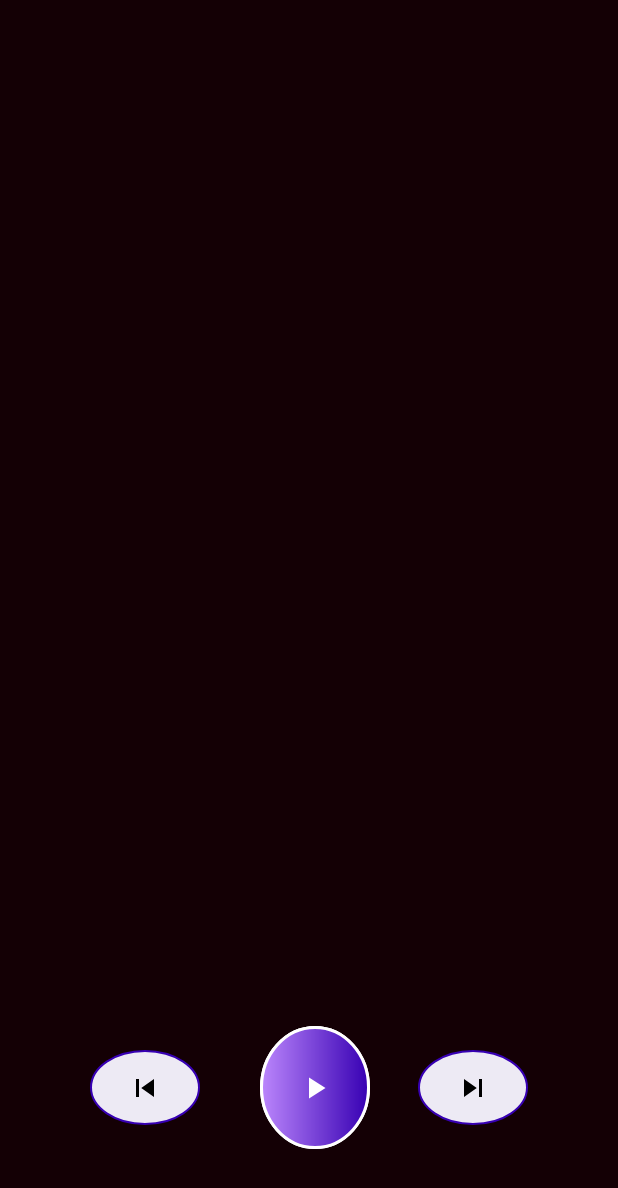
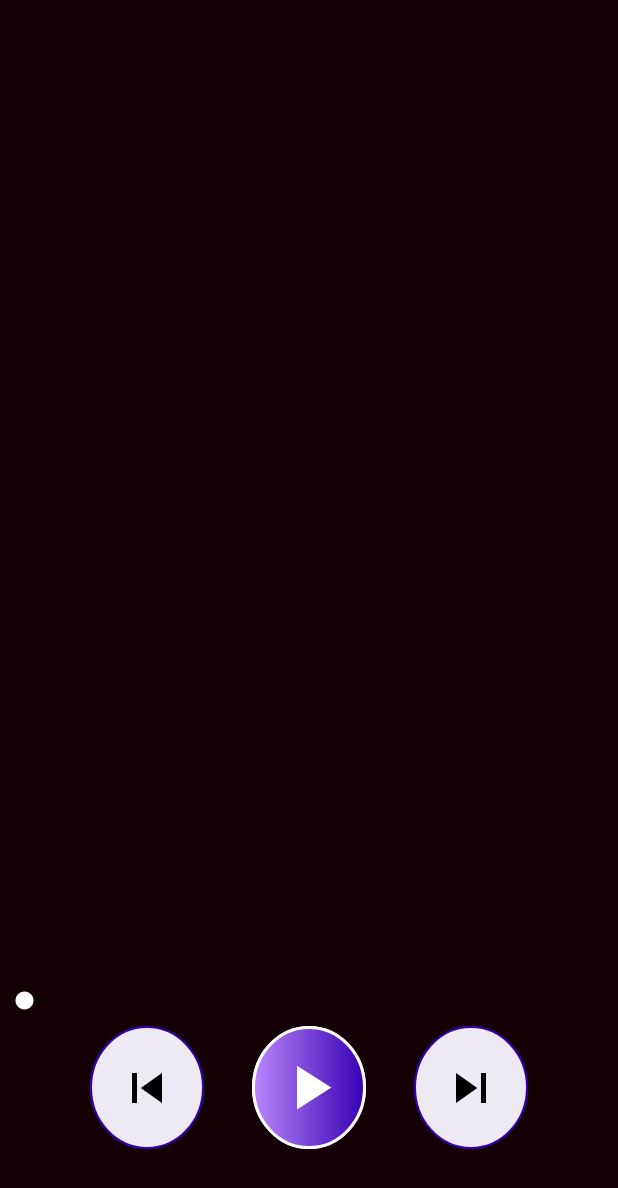
Before and after one commit to 25THELL52/MusicPlayer, an Android app: the screen it shows after launch (MainActivity), on a phone screen of 412 x 824 dp. Shown: the top 1188 px of the screen. Run offline under Robolectric (Android 15) with nearby library versions, the phone set to English and light mode, and no system bars.

Commit message:
seekBar functionality

```diff
--- a/app/src/main/java/com/example/musicplayer/MainActivity.java
+++ b/app/src/main/java/com/example/musicplayer/MainActivity.java
@@ -1,21 +1,23 @@
 package com.example.musicplayer;
 
 import android.Manifest;
+import android.content.BroadcastReceiver;
+import android.content.Context;
 import android.content.Intent;
-
-import androidx.core.content.ContextCompat;
-import androidx.appcompat.app.AppCompatActivity;
-
+import android.content.IntentFilter;
 import android.content.pm.PackageManager;
 import android.os.Build;
 import android.os.Bundle;
+import android.os.Handler;
 import android.util.Log;
 import android.view.View;
 import android.widget.ArrayAdapter;
 import android.widget.ImageButton;
 import android.widget.ListView;
+import android.widget.SeekBar;
 
-import java.io.File;
+import androidx.appcompat.app.AppCompatActivity;
+
 import java.util.ArrayList;
 import java.util.List;
 
@@ -27,12 +29,17 @@ public class MainActivity extends AppCompatActivity {
     ImageButton previous;
     ImageButton pause;
     ImageButton next;
+
+    SeekBar seekBar;
     List<MusicFile> musicFiles;
     List<String> listOfSongTitles;
-    MyApplication application ;
-//public static List<String> listOfSongsClone;
+    MyApplication application;
+    ReceiverClassName receiver;
+    IntentFilter intentFilter;
+    boolean isBroadcastRegistered = false;
 
 
+//public static List<String> listOfSongsClone;
 
 
     @Override
@@ -41,12 +48,29 @@ public class MainActivity extends AppCompatActivity {
         setContentView(R.layout.activity_main);
 
 
-
         play = findViewById(R.id.play);
         playlist = findViewById(R.id.playlist);
         previous = findViewById(R.id.previous);
         pause = findViewById(R.id.pause);
         next = findViewById(R.id.next);
+        seekBar = findViewById(R.id.seekbar);
+
+        application = (MyApplication) this.getApplication();
+        //seekBar.setMax(application.getMp().getDuration());
+
+
+        // registerReceiver so the application would be addressed by the operating system whenever it receives
+// a broadcast with whose intent action matches the defined action set to the intent filter .
+
+
+        {
+            receiver = new ReceiverClassName();
+            intentFilter = new IntentFilter();
+            intentFilter.addAction("initializeSeekBar");
+            registerReceiver(receiver, intentFilter);
+
+        }
+
 
         //PERMISSIONS :
         if (Build.VERSION.SDK_INT >= Build.VERSION_CODES.M) {
@@ -60,9 +84,9 @@ public class MainActivity extends AppCompatActivity {
         }
 
 
-        application= (MyApplication) this.getApplication();
+        application = (MyApplication) this.getApplication();
         musicFiles = application.scanDeviceForMp3Files();
-        listOfSongTitles = getSongTitles() ;
+        listOfSongTitles = getSongTitles();
 
         ArrayAdapter arrayAdapter = new ArrayAdapter(
                 this, R.layout.simple_list_item_1, R.id.tv, listOfSongTitles);
@@ -103,23 +127,42 @@ public class MainActivity extends AppCompatActivity {
 
         });
 
+        seekBar.setOnSeekBarChangeListener(new SeekBar.OnSeekBarChangeListener() {
+            @Override
+            public void onProgressChanged(SeekBar seekBar, int progress, boolean fromUser) {
+
+                if (fromUser) onSeekBarProgressChanged(progress);
+            }
+
+            @Override
+            public void onStartTrackingTouch(SeekBar seekBar) {
+
+            }
+
+            @Override
+            public void onStopTrackingTouch(SeekBar seekBar) {
+
+            }
+        });
+
+
     }
 
     private List<String> getSongTitles() {
         List<String> list = new ArrayList<>();
-        for(MusicFile file : musicFiles)
-        {
+        for (MusicFile file : musicFiles) {
             list.add(file.getTitle());
         }
         return list;
     }
 
     private void playsongatindex(int position) {
+
+
         Intent intent = new Intent(this, MyPlayerService.class);
         intent.setAction("playsongatindex");
-        intent.putExtra("index",position);
+        intent.putExtra("index", position);
         startService(intent);
-
 
 
     }
@@ -145,6 +188,7 @@ public class MainActivity extends AppCompatActivity {
         play.setVisibility(View.VISIBLE);
         pause.setVisibility(View.INVISIBLE);
 
+
         sendIntent("pause");
 
         //   mp.stop();
@@ -156,8 +200,43 @@ public class MainActivity extends AppCompatActivity {
         pause.setVisibility(View.VISIBLE);
         play.setVisibility(View.INVISIBLE);
 
+
         sendIntent("play");
 
+    }
+
+    private void onSeekBarProgressChanged(int progress) {
+
+        Intent intent = new Intent(this, MyPlayerService.class);
+        intent.setAction("seekBarProgressChanged");
+        intent.putExtra("progress", progress);
+        startService(intent);
+
+
+    }
+
+
+    private void initialiseSeekbar() {
+
+
+        seekBar.setMax(application.getMp().getDuration());
+        Handler handler = new Handler();
+        handler.postDelayed(new Runnable() {
+            @Override
+            public void run() {
+                try {
+                    if (application.getMp() != null) {
+                        seekBar.setProgress(application.getMp().getCurrentPosition());
+                        Log.i("message","currentPosition  "+ application.getMp().getCurrentPosition() );
+                        handler.postDelayed(this, 2000);
+                    }
+                } catch (Exception e) {
+                    seekBar.setProgress(0);
+                }
+            }
+
+
+        }, 0);
     }
 
     private void sendIntent(String action) {
@@ -169,10 +248,25 @@ public class MainActivity extends AppCompatActivity {
 
     }
 
+
+    public class ReceiverClassName extends BroadcastReceiver {
+
+        // what the activity does when you receive a broadcast with the defined intent filter action is in the body of the following OnReceive method
+        @Override
+        public void onReceive(Context context, Intent intent) {
+
+            Log.i("message", "broadcast was properly received");
+
+            initialiseSeekbar();
+            //unregisterReceiver(receiver);
+            //isBroadcastRegistered = false;
+        }
+    }
+
     @Override
     protected void onDestroy() {
         //sendIntent("destroy");
-        Log.i("lifecycle","onDestroy in activity");
+        Log.i("lifecycle", "onDestroy in activity");
 
         super.onDestroy();
 
@@ -182,17 +276,32 @@ public class MainActivity extends AppCompatActivity {
     protected void onPause() {
         //sendIntent("isplaying?");
 
+        if (receiver != null && isBroadcastRegistered == true) {
+            unregisterReceiver(receiver);
+            isBroadcastRegistered = false;
+        }
         super.onPause();
     }
 
     @Override
     protected void onStop() {
 
-            sendIntent("stop");
-            Log.i("lifecycle", "onStop in activity");
+
+        sendIntent("stop");
+        Log.i("lifecycle", "onStop in activity");
 
         super.onStop();
     }
 
+    @Override
+    protected void onStart() {
+        super.onStart();
+        Log.i("message", "onStart()");
+        if (receiver != null && !isBroadcastRegistered) {
+            registerReceiver(receiver, intentFilter);
+            isBroadcastRegistered = true;
+        }
+    }
+
 
 }
--- a/app/src/main/res/drawable/baseline_play_arrow_24.xml
+++ b/app/src/main/res/drawable/baseline_play_arrow_24.xml
@@ -1,5 +1,5 @@
-<vector android:height="24dp" android:tint="#FFFFFF"
+<vector android:height="50dp" android:tint="#FFFFFF"
     android:viewportHeight="24" android:viewportWidth="24"
-    android:width="24dp" xmlns:android="http://schemas.android.com/apk/res/android">
+    android:width="50dp" xmlns:android="http://schemas.android.com/apk/res/android">
     <path android:fillColor="@android:color/white" android:pathData="M8,5v14l11,-7z"/>
 </vector>
--- a/app/src/main/res/drawable/baseline_skip_next_24.xml
+++ b/app/src/main/res/drawable/baseline_skip_next_24.xml
@@ -1,5 +1,5 @@
-<vector android:height="24dp" android:tint="@android:color/black"
+<vector android:height="40dp" android:tint="@android:color/black"
     android:viewportHeight="24" android:viewportWidth="24"
-    android:width="24dp" xmlns:android="http://schemas.android.com/apk/res/android">
+    android:width="40dp" xmlns:android="http://schemas.android.com/apk/res/android">
     <path android:fillColor="@android:color/black" android:pathData="M6,18l8.5,-6L6,6v12zM16,6v12h2V6h-2z"/>
 </vector>
--- a/app/src/main/res/drawable/baseline_skip_previous_24.xml
+++ b/app/src/main/res/drawable/baseline_skip_previous_24.xml
@@ -1,5 +1,5 @@
-<vector android:height="24dp" android:tint="#000000"
+<vector android:height="40dp" android:tint="#000000"
     android:viewportHeight="24" android:viewportWidth="24"
-    android:width="24dp" xmlns:android="http://schemas.android.com/apk/res/android">
+    android:width="40dp" xmlns:android="http://schemas.android.com/apk/res/android">
     <path android:fillColor="@android:color/black" android:pathData="M6,6h2v12L6,18zM9.5,12l8.5,6L18,6z"/>
 </vector>
--- a/app/src/main/res/layout/activity_main.xml
+++ b/app/src/main/res/layout/activity_main.xml
@@ -14,10 +14,8 @@
         android:layout_height="0dp"
         android:layout_marginStart="8dp"
         android:layout_marginLeft="8dp"
-        android:layout_marginTop="16dp"
         android:layout_marginEnd="60dp"
         android:layout_marginRight="60dp"
-        android:layout_marginBottom="16dp"
         android:background="@drawable/previous_next_button_background"
         android:src="@drawable/baseline_skip_next_24"
         app:layout_constraintBottom_toBottomOf="@id/guideline3"
@@ -33,10 +31,8 @@
         android:layout_height="0dp"
         android:layout_marginStart="60dp"
         android:layout_marginLeft="60dp"
-        android:layout_marginTop="16dp"
-        android:layout_marginEnd="16dp"
-        android:layout_marginRight="16dp"
-        android:layout_marginBottom="16dp"
+        android:layout_marginEnd="8dp"
+        android:layout_marginRight="8dp"
         android:background="@drawable/previous_next_button_background"
         android:src="@drawable/baseline_skip_previous_24"
         app:layout_constraintBottom_toBottomOf="@id/guideline3"
@@ -88,12 +84,18 @@
         android:layout_marginBottom="24dp"
         android:divider="@color/purple_500"
         android:dividerHeight="1dp"
-        app:layout_constraintBottom_toTopOf="@+id/guideline"
+        app:layout_constraintBottom_toTopOf="@+id/seekbar"
         app:layout_constraintEnd_toEndOf="parent"
         app:layout_constraintStart_toStartOf="parent"
         app:layout_constraintTop_toTopOf="@+id/guideline2"
         app:layout_constraintVertical_bias="1.0" />
 
+    <SeekBar
+        android:id="@+id/seekbar"
+        android:layout_width="match_parent"
+        android:layout_height="wrap_content"
+        app:layout_constraintBottom_toTopOf="@id/guideline"
+        android:layout_marginBottom="8dp"/>
     <androidx.constraintlayout.widget.Guideline
         android:id="@+id/guideline"
         android:layout_width="wrap_content"
--- a/app/src/main/res/values/themes.xml
+++ b/app/src/main/res/values/themes.xml
@@ -5,7 +5,7 @@
 
         <item name="colorPrimary">@color/purple_500</item>
         <item name="colorPrimaryDark">@color/purple_700</item>
-        <item name="colorAccent">@color/teal_200</item>
+        <item name="colorAccent">@color/white</item>
 
         <!-- Customize your theme here. -->
     </style>
```
Also changed, not shown: app/src/main/java/com/example/musicplayer/MyApplication.java (+9 -2 lines), app/src/main/java/com/example/musicplayer/MyPlayerService.java (+108 -81 lines).
